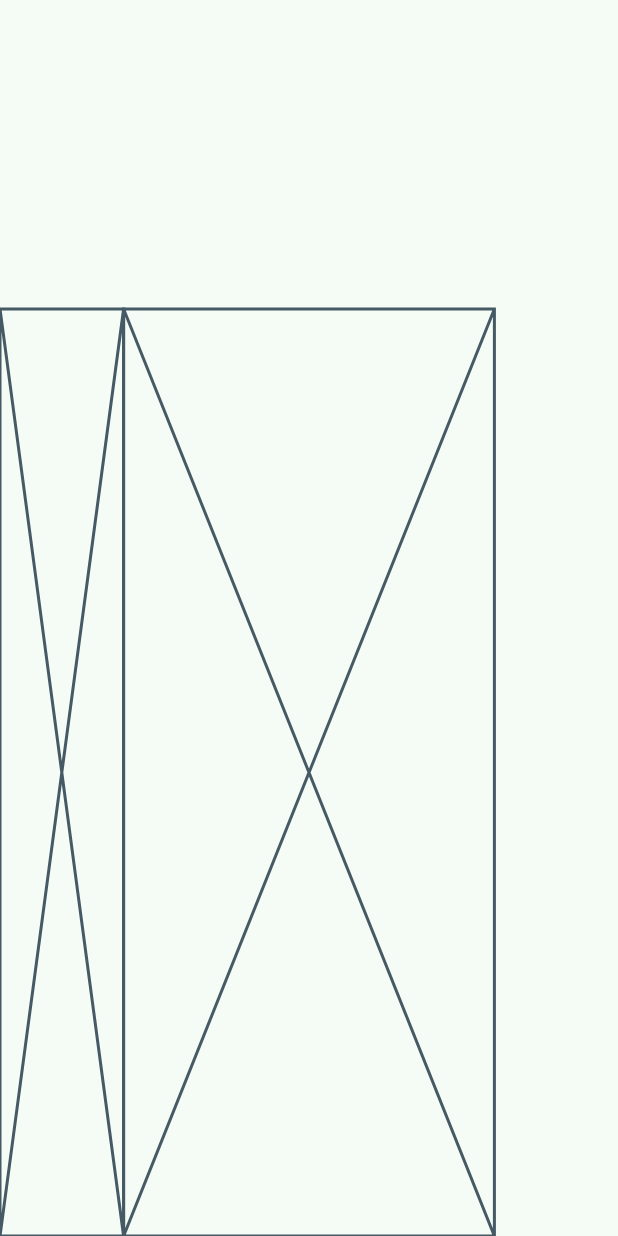
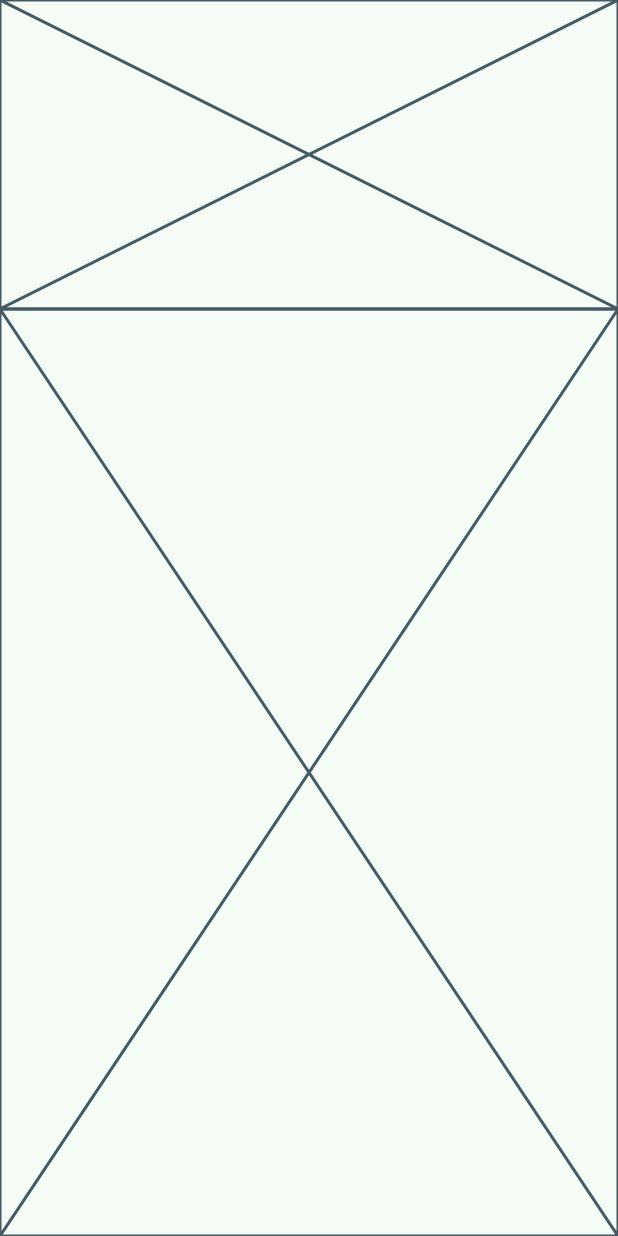
Before and after one commit to KimKyungWon0519/KimKyungWon0519.github.io, a Flutter app: the screen it shows after launch, on a phone screen of 412 x 824 dp. Run offline on Flutter 3.47's test engine with Material 3 defaults, Android fonts, the phone set to English and light mode, and no system bars; our stand-ins replace responsive_builder.

Commit message:
FEAT: Add Responsive Layout ( Desktop, Mobile )

```diff
--- a/lib/src/feature/presentation/home_page/home_page.dart
+++ b/lib/src/feature/presentation/home_page/home_page.dart
@@ -1,16 +1,21 @@
 import 'package:flutter/material.dart';
+import 'package:responsive_builder/responsive_builder.dart';
 
 class HomePage extends StatelessWidget {
   const HomePage({super.key});
 
   @override
   Widget build(BuildContext context) {
+    final Size size = MediaQuery.sizeOf(context);
+
     return Scaffold(
-      body: Column(
+      body: ScreenTypeLayout.builder(
+        desktop: (p0) => Column(
           children: [
             SizedBox(
-            height: MediaQuery.sizeOf(context).height / 4,
-            width: MediaQuery.sizeOf(context).width * (3 / 5),
+              height: size.height / 4,
+              width: size.width * (3 / 5),
+              child: const Placeholder(),
             ),
             const Expanded(
               child: Row(
@@ -26,6 +31,17 @@ class HomePage extends StatelessWidget {
             ),
           ],
         ),
+        mobile: (p0) => Column(
+          children: [
+            SizedBox(
+              height: size.height / 4,
+              width: size.width,
+              child: const Placeholder(),
+            ),
+            const Expanded(child: Placeholder()),
+          ],
+        ),
+      ),
     );
   }
 }
```
Lines whose indentation alone changed are shown as unchanged.
